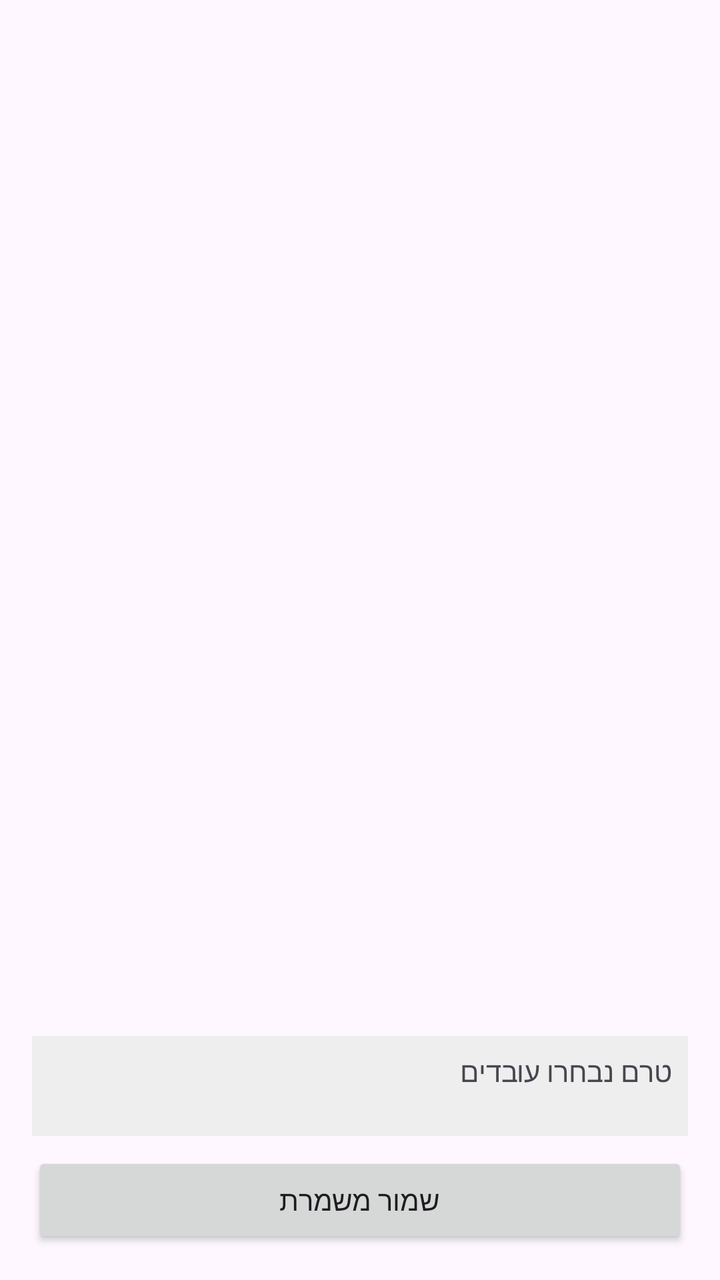
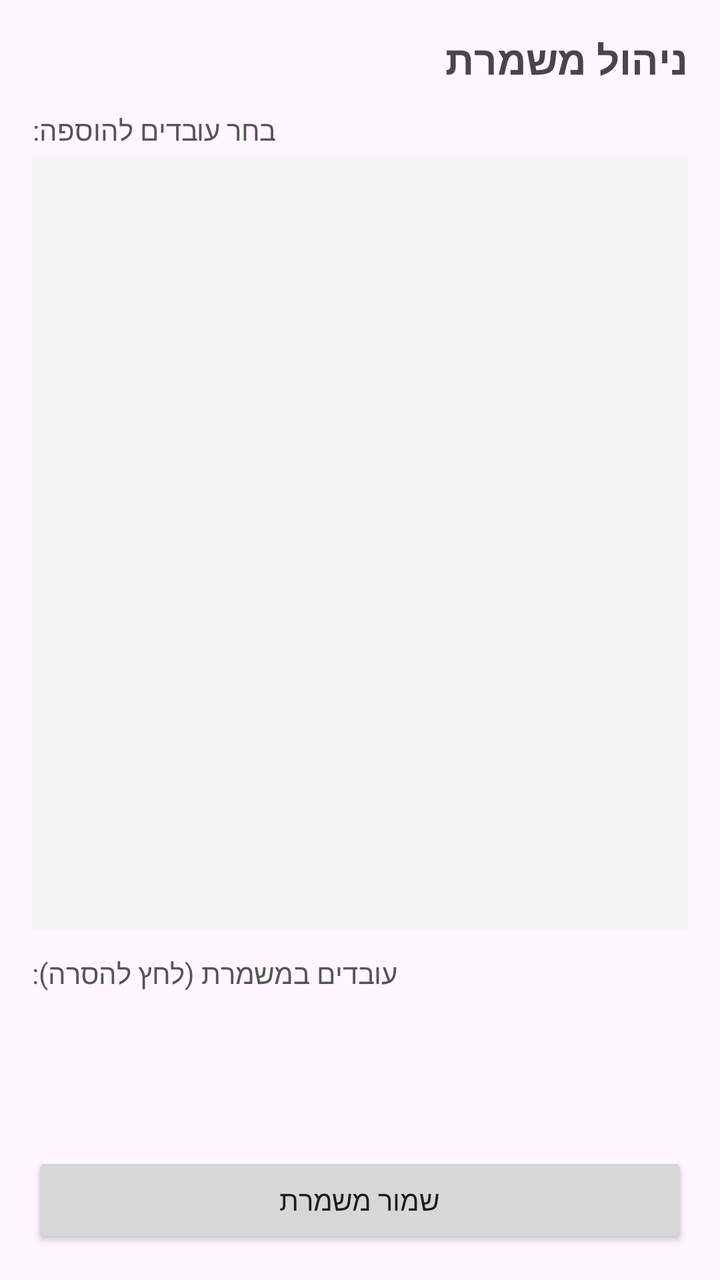

An Android layout rendered at two revisions. The XML below is the earlier revision; the diff shows what the commit changed to produce the second picture.
<!-- AndroidManifest.xml: application theme Theme.MyApplication -->
<!-- res/layout/workers_shift.xml -->
<?xml version="1.0" encoding="utf-8"?>
<LinearLayout xmlns:android="http://schemas.android.com/apk/res/android"
    android:layout_width="match_parent"
    android:layout_height="match_parent"
    android:orientation="vertical"
    android:padding="16dp"
    android:layoutDirection="rtl">

    <TextView
        android:id="@+id/tvSelectedDateDisplay"
        android:layout_width="match_parent"
        android:layout_height="wrap_content"
        android:textSize="20sp"
        android:textStyle="bold"
        android:layout_marginBottom="12dp" />

    <androidx.recyclerview.widget.RecyclerView
        android:id="@+id/rvEmployeesList"
        android:layout_width="match_parent"
        android:layout_height="0dp"
        android:layout_weight="1" />

    <TextView
        android:id="@+id/tvWorkersShift"
        android:layout_width="match_parent"
        android:layout_height="wrap_content"
        android:minHeight="50dp"
        android:text="טרם נבחרו עובדים"
        android:padding="8dp"
        android:background="#EEEEEE"
        android:layout_marginVertical="8dp" />

    <Button
        android:id="@+id/btnSaveShift"
        android:layout_width="match_parent"
        android:layout_height="wrap_content"
        android:text="שמור משמרת" />
</LinearLayout>
<!-- resources referenced by this layout -->
<resources>
  <style name="Theme.MyApplication" parent="Theme.Material3.DayNight.NoActionBar">
          
          <item name="colorPrimary">#4A80F0</item>
          <item name="colorPrimaryContainer">#DDE7FF</item>
      </style>
</resources>

<!-- the commit's change to res/layout/workers_shift.xml (unified diff, before → after) -->
@@ -12,23 +12,40 @@
         android:layout_height="wrap_content"
         android:textSize="20sp"
         android:textStyle="bold"
+        android:text="ניהול משמרת"
         android:layout_marginBottom="12dp" />
+
+    <TextView
+        android:layout_width="wrap_content"
+        android:layout_height="wrap_content"
+        android:text="בחר עובדים להוספה:"
+        android:textSize="14sp"
+        android:textColor="#555555"
+        android:layout_marginBottom="4dp"/>
 
     <androidx.recyclerview.widget.RecyclerView
         android:id="@+id/rvEmployeesList"
         android:layout_width="match_parent"
         android:layout_height="0dp"
-        android:layout_weight="1" />
+        android:layout_weight="1"
+        android:background="#F5F5F5"
+        android:layout_marginBottom="12dp"/>
 
     <TextView
-        android:id="@+id/tvWorkersShift"
+        android:layout_width="wrap_content"
+        android:layout_height="wrap_content"
+        android:text="עובדים במשמרת (לחץ להסרה):"
+        android:textSize="14sp"
+        android:textColor="#555555"
+        android:layout_marginBottom="4dp"/>
+
+    <androidx.recyclerview.widget.RecyclerView
+        android:id="@+id/rvSelectedWorkers"
         android:layout_width="match_parent"
         android:layout_height="wrap_content"
-        android:minHeight="50dp"
-        android:text="טרם נבחרו עובדים"
-        android:padding="8dp"
-        android:background="#EEEEEE"
-        android:layout_marginVertical="8dp" />
+        android:orientation="horizontal"
+        android:minHeight="60dp"
+        android:layout_marginBottom="16dp" />
 
     <Button
         android:id="@+id/btnSaveShift"
